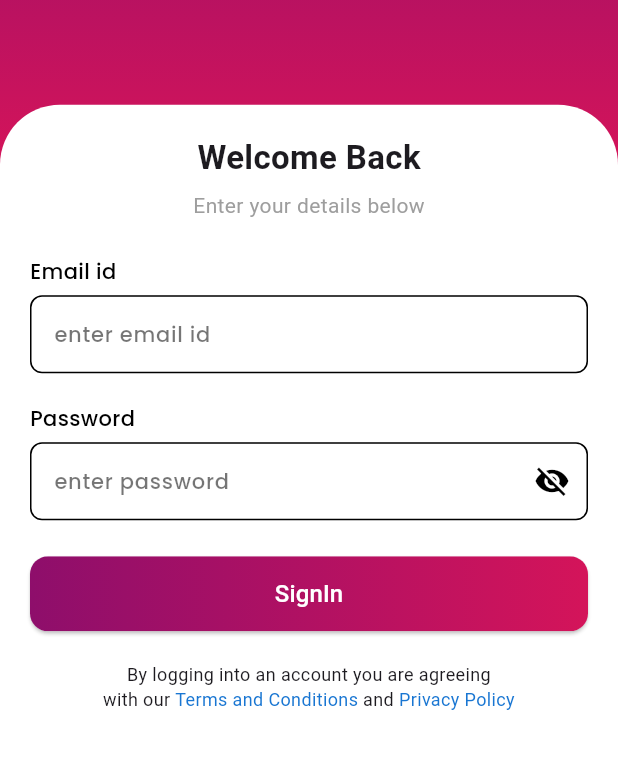
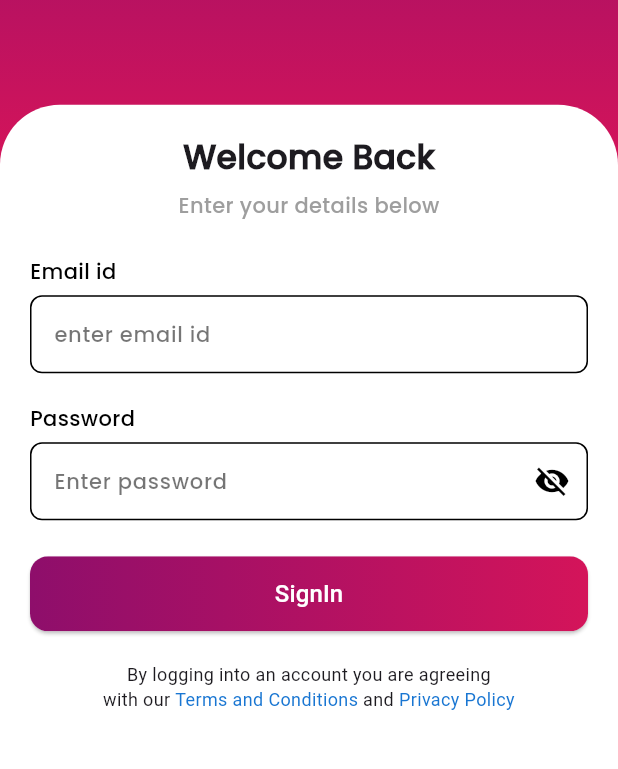
Before and after one commit to abhishekaivfoffice/crm_draivf, a Flutter app: the screen it shows after launch, on a phone screen of 412 x 824 dp, the part 266-1035 px from its top. Run offline on Flutter 3.47's test engine with Material 3 defaults, Android fonts, the phone set to English and light mode, and no system bars; our stand-ins replace dropdown_button2, dropdown_search, file_picker, flutter_svg, get, syncfusion_flutter_charts.

Commit message:
login screen font family added

```diff
--- a/lib/presentation/pages/domesticLeads/add_leads/add_leads.dart
+++ b/lib/presentation/pages/domesticLeads/add_leads/add_leads.dart
@@ -28,7 +28,7 @@ class AddLeadScreen extends StatelessWidget {
       appBar: CustomAppBar(title: "Add Leads"),
 
       body: Padding(
-        padding: EdgeInsetsGeometry.symmetric(horizontal: 16),
+        padding: EdgeInsets.symmetric(horizontal: 16),
         child: SingleChildScrollView(
           child: Column(
             children: [
--- a/lib/presentation/pages/domesticLeads/import_leads/import_leads.dart
+++ b/lib/presentation/pages/domesticLeads/import_leads/import_leads.dart
@@ -32,7 +32,7 @@ class ImportLeads extends StatelessWidget {
 
       appBar: CustomAppBar(title: "Import Leads"),
       body: Padding(
-        padding: EdgeInsetsGeometry.symmetric(horizontal: 16),
+        padding: EdgeInsets.symmetric(horizontal: 16),
         child: SingleChildScrollView(
           child: Form(
             key: _importleadformKey,
--- a/lib/presentation/pages/login/login_screen.dart
+++ b/lib/presentation/pages/login/login_screen.dart
@@ -1,4 +1,5 @@
 import 'package:crm_draivfmobileapp/core/constatnts/AppImages.dart';
+import 'package:crm_draivfmobileapp/core/fonts/fonts.dart';
 import 'package:crm_draivfmobileapp/presentation/pages/login/login_provider.dart';
 import 'package:crm_draivfmobileapp/widgets/custom_textfield/custom_textfield.dart';
 import 'package:flutter/material.dart';
@@ -13,13 +14,7 @@ class LoginScreen extends StatelessWidget {
   Widget build(BuildContext context) {
     final provider = Provider.of<LoginProvider>(context);
     return Scaffold(
-      body:
-
-
-
-
-
-       Stack(
+      body: Stack(
         children: [
           Container(
             height: MediaQuery.of(context).size.height * 0.35,
@@ -80,21 +75,24 @@ class LoginScreen extends StatelessWidget {
                       key: _formKey,
                       child: Column(
                         children: [
-                          const Text(
+                          Text(
                             "Welcome Back",
                             style: TextStyle(
                               fontSize: 22,
                               fontWeight: FontWeight.bold,
+                              fontFamily: AppFonts.poppins,
                             ),
                           ),
                           const SizedBox(height: 6),
                           const Text(
                             "Enter your details below",
-                            style: TextStyle(color: Colors.grey),
+                            style: TextStyle(
+                              color: Colors.grey,
+                              fontFamily: AppFonts.poppins,
+                            ),
                           ),
 
                           const SizedBox(height: 24),
-
 
                           CustomTextField(
                             labelText: "Email id",
@@ -108,13 +106,11 @@ class LoginScreen extends StatelessWidget {
                           ),
                           const SizedBox(height: 20),
 
-
-
                           CustomTextField(
                             labelText: "Password",
                             obscureText: true,
                             controller: provider.passwordcontroller,
-                            hintText: "enter password",
+                            hintText: "Enter password",
                             validator:
                                 (val) =>
                                     val == null || val.isEmpty
```
